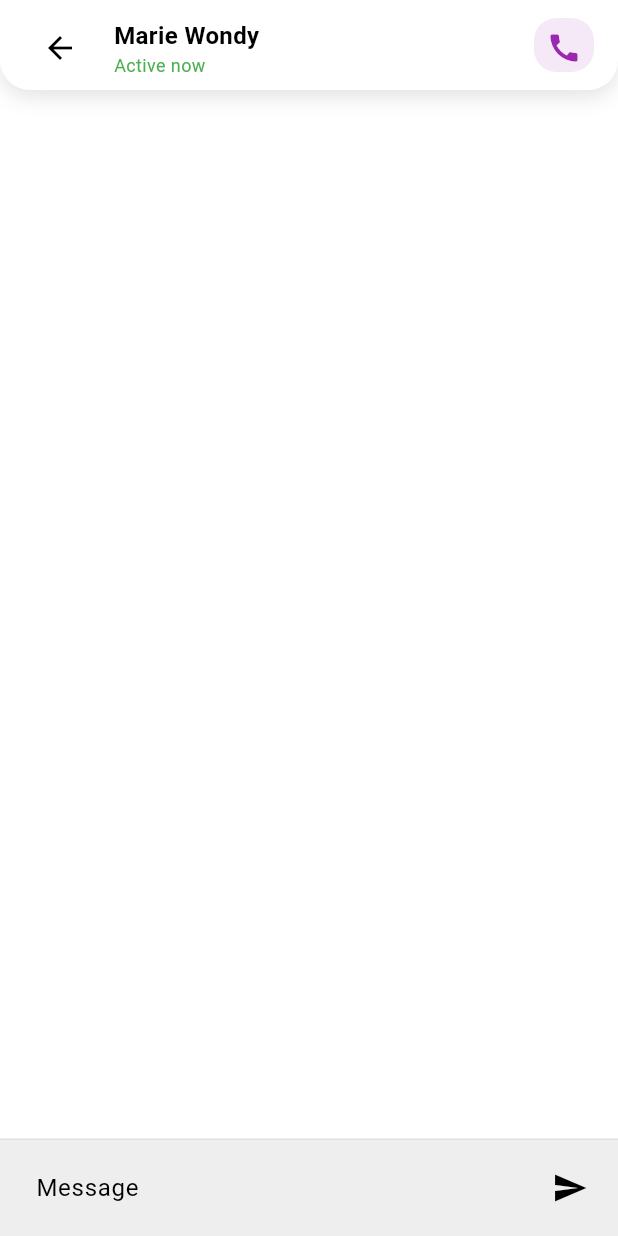
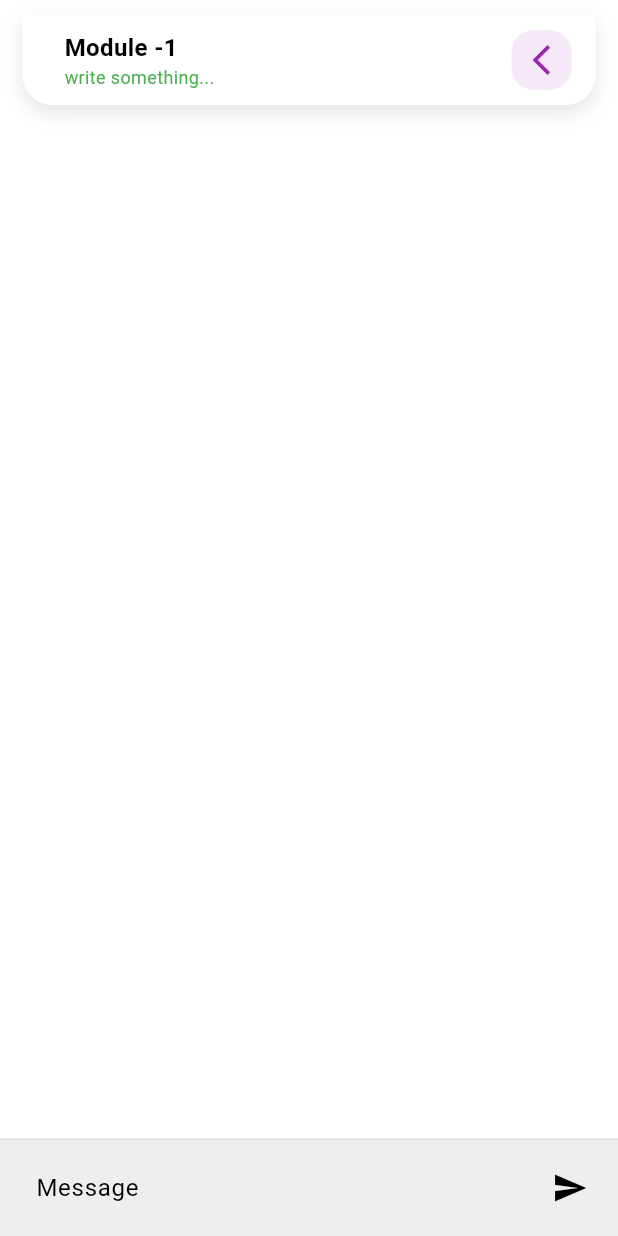
Before and after one commit to abhijithms1213/ReviewRush, a Flutter app: the ChatScreen screen opened directly, on a phone screen of 412 x 824 dp. Run offline on Flutter 3.47's test engine with Material 3 defaults, Android fonts, the phone set to English and light mode, and no system bars; our stand-ins replace google_fonts.

Commit message:
modified ui

```diff
--- a/reviewrush/lib/features/chat_ui/presentation/widgets/custom_app_bar.dart
+++ b/reviewrush/lib/features/chat_ui/presentation/widgets/custom_app_bar.dart
@@ -1,12 +1,19 @@
 import 'package:flutter/material.dart';
+import 'package:reviewrush/core/constants/spacing.dart';
 
 class ChatTopBar extends StatelessWidget implements PreferredSizeWidget {
   const ChatTopBar({super.key});
 
   @override
   Widget build(BuildContext context) {
-    return Container(
-      padding: const EdgeInsets.symmetric(horizontal: 16.0, vertical: 12.0),
+    return Column(
+      children: [
+        khbox10,
+        Padding(
+          padding: const EdgeInsets.symmetric(horizontal: 15),
+          child: Container(
+            padding:
+                const EdgeInsets.symmetric(horizontal: 16.0, vertical: 10.0),
             decoration: BoxDecoration(
               color: Colors.white,
               borderRadius: const BorderRadius.only(
@@ -23,25 +30,19 @@ class ChatTopBar extends StatelessWidget implements PreferredSizeWidget {
             ),
             child: Row(
               children: [
-          IconButton(
-            icon: const Icon(Icons.arrow_back),
-            onPressed: () {
-              Navigator.pop(context);
-            },
-          ),
                 const SizedBox(width: 12.0),
                 const Column(
                   crossAxisAlignment: CrossAxisAlignment.start,
                   children: [
                     Text(
-                'Marie Wondy',
+                      'Module -1',
                       style: TextStyle(
                         fontWeight: FontWeight.bold,
                         fontSize: 16.0,
                       ),
                     ),
                     Text(
-                'Active now',
+                      'write something...',
                       style: TextStyle(
                         color: Colors.green,
                         fontSize: 12.0,
@@ -57,16 +58,19 @@ class ChatTopBar extends StatelessWidget implements PreferredSizeWidget {
                   ),
                   padding: const EdgeInsets.all(8.0),
                   child: const Icon(
-              Icons.call,
+                    Icons.arrow_back_ios_new,
                     color: Colors.purple,
                   ),
                 ),
               ],
             ),
+          ),
+        ),
+      ],
     );
   }
 
   @override
   Size get preferredSize =>
-      const Size.fromHeight(60.0); // Set the height of the custom app bar
+      const Size.fromHeight(70.0); // Set the height of the custom app bar
 }
```
Lines whose indentation alone changed are shown as unchanged.
